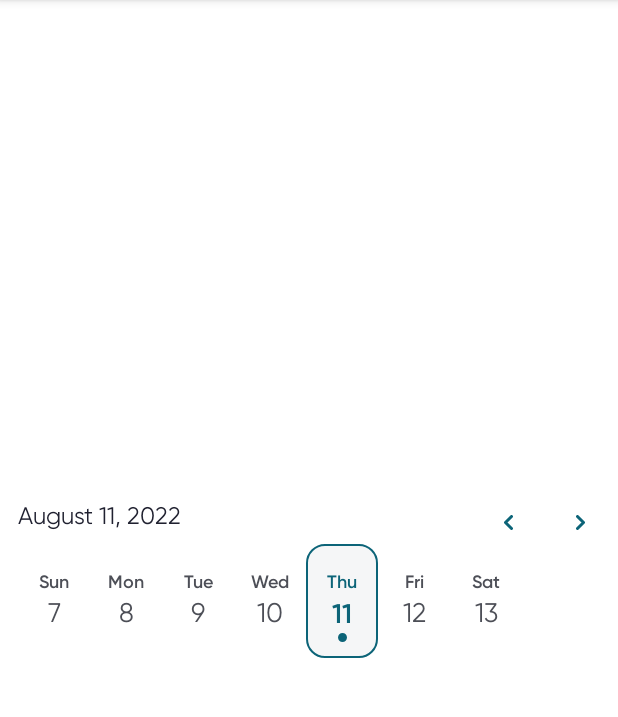
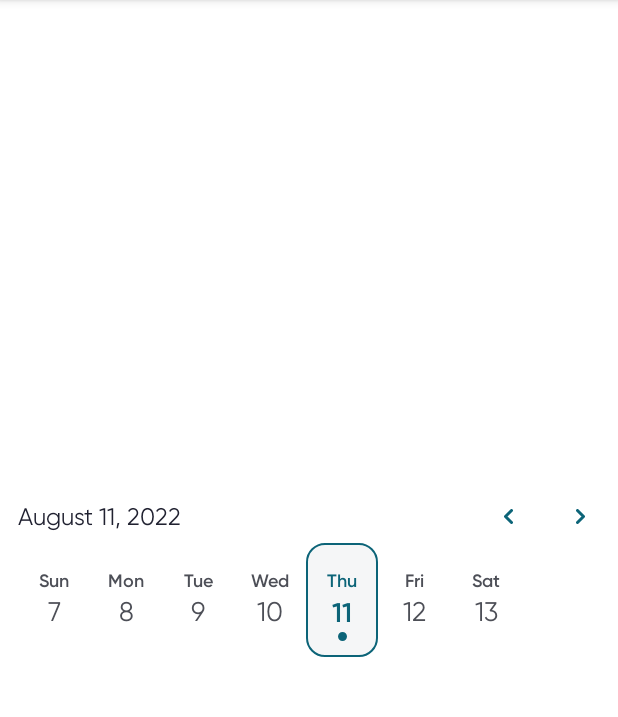
Before and after one commit to myDario/DarioWeekViewDatePicker, an Android app: the screen it shows after launch (MainActivity), on a phone screen of 412 x 824 dp, the part 84-801 px from its top. Run offline under Robolectric (Android 15) with nearby library versions, the phone set to English and light mode, and no system bars.

Commit message:
fix alignment

```diff
--- a/darioweekviewdatepicker/src/main/res/layout/weekview_datepicker.xml
+++ b/darioweekviewdatepicker/src/main/res/layout/weekview_datepicker.xml
@@ -4,11 +4,12 @@
     android:layout_height="match_parent"
     xmlns:tools="http://schemas.android.com/tools"
     xmlns:app="http://schemas.android.com/apk/res-auto"
-    android:paddingTop="12dp"
+    android:paddingTop="4dp"
     android:paddingBottom="8dp">
     <TextView
         android:id="@+id/selectedDayText"
         style="@style/TitleSelectedDate"
+        android:paddingTop="8dp"
         android:paddingBottom="8dp"
         android:layout_width="wrap_content"
         android:layout_height="wrap_content"
```
Also changed, not shown: 1 other file.
